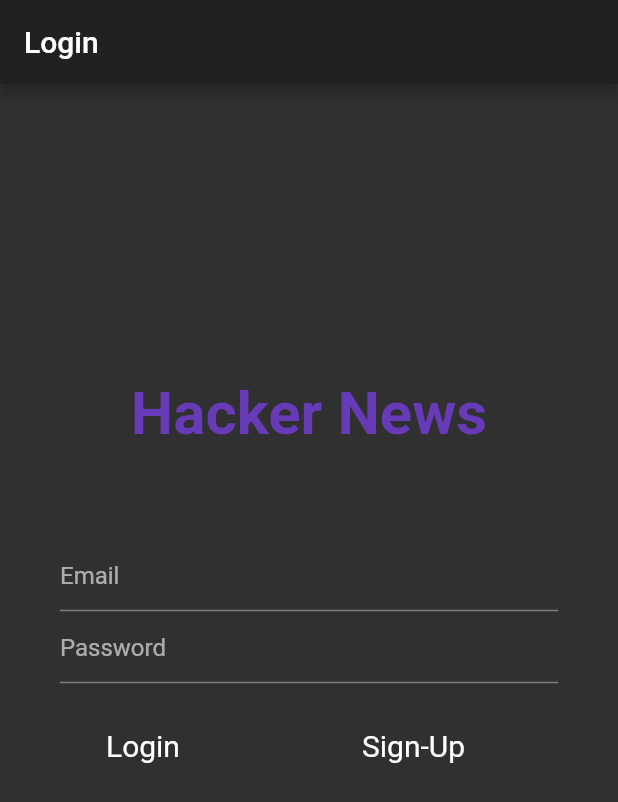
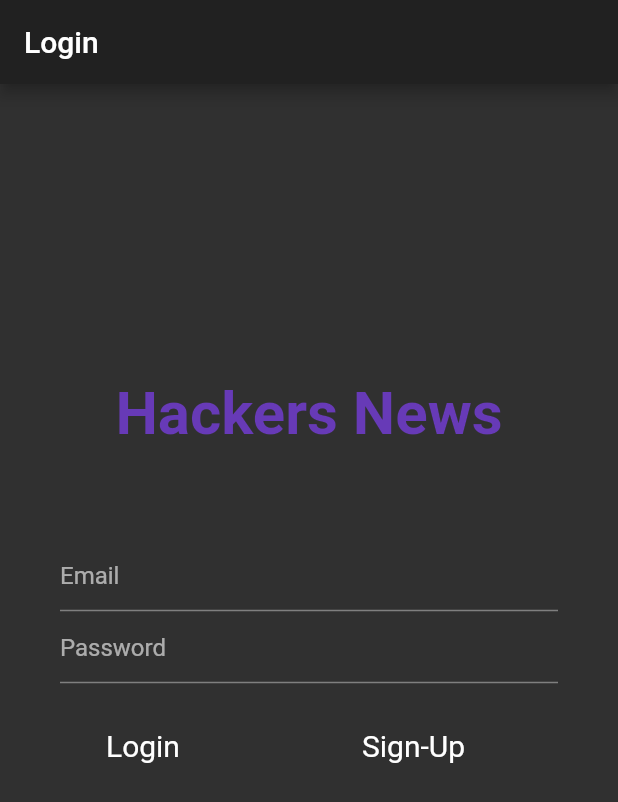
Before and after one commit to henrique945/app.flutter.study, a Flutter app: the screen it shows after launch, on a phone screen of 412 x 824 dp. Shown: the top 802 px of the screen. Run offline on Flutter 3.47's test engine with Material 2 defaults, Android fonts, the phone set to English and light mode, and no system bars; our stand-ins replace cloud_firestore, firebase_auth, firebase_core; missing offline and left inert: progress_indicator_button; accounts and stored records are empty.

Commit message:
update(build): prepare for deploy

```diff
--- a/lib/home_page.dart
+++ b/lib/home_page.dart
@@ -28,7 +28,8 @@ class _HomePage extends State<HomePage> {
           myForm(),
           myList(),
         ],
-        ));
+      ),
+    );
   }
 
   Widget myForm() {
--- a/lib/login_page.dart
+++ b/lib/login_page.dart
@@ -45,8 +45,8 @@ class _FirebaseForm extends State<FirebaseForm> {
         Container(
           padding: const EdgeInsets.fromLTRB(0, 10, 0, 60),
           child: Title(
-            title: 'Hacker News',
-            child: Text('Hacker News',
+            title: 'Hackers News',
+            child: Text('Hackers News',
                 style: TextStyle(
                   color: Colors.deepPurple,
                   fontSize: 40,
```
Lines whose indentation alone changed are shown as unchanged.
